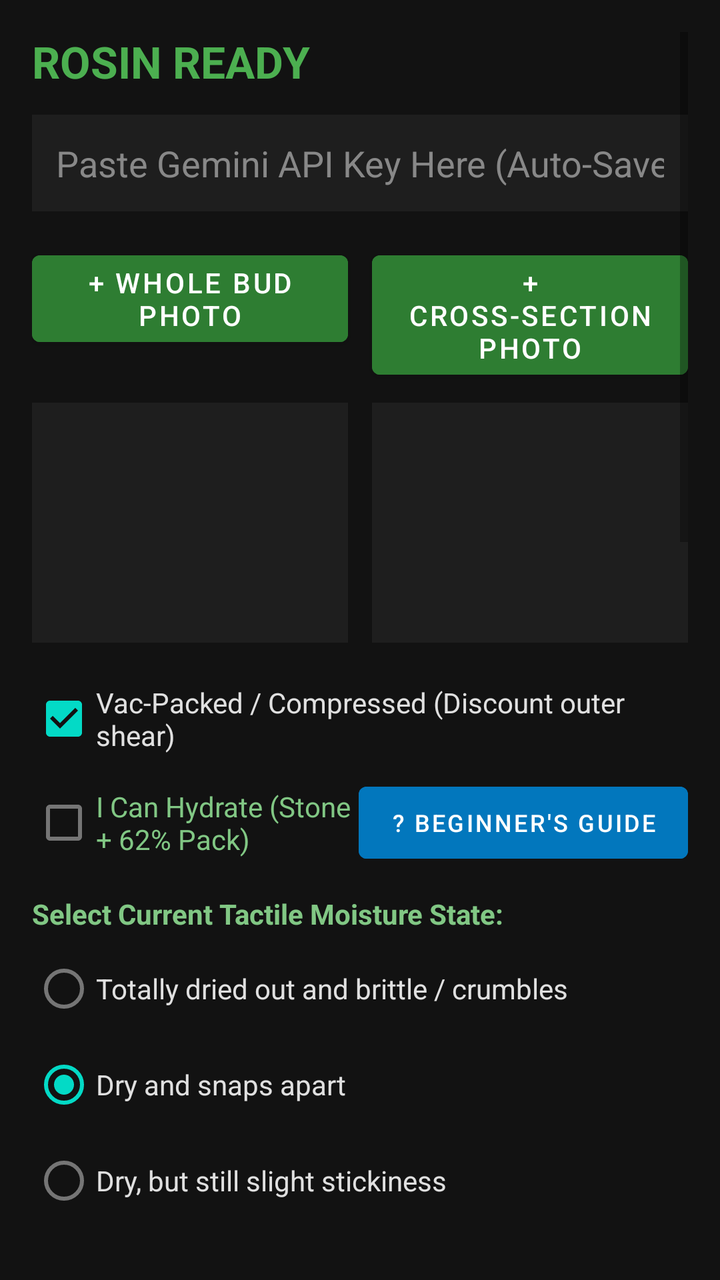
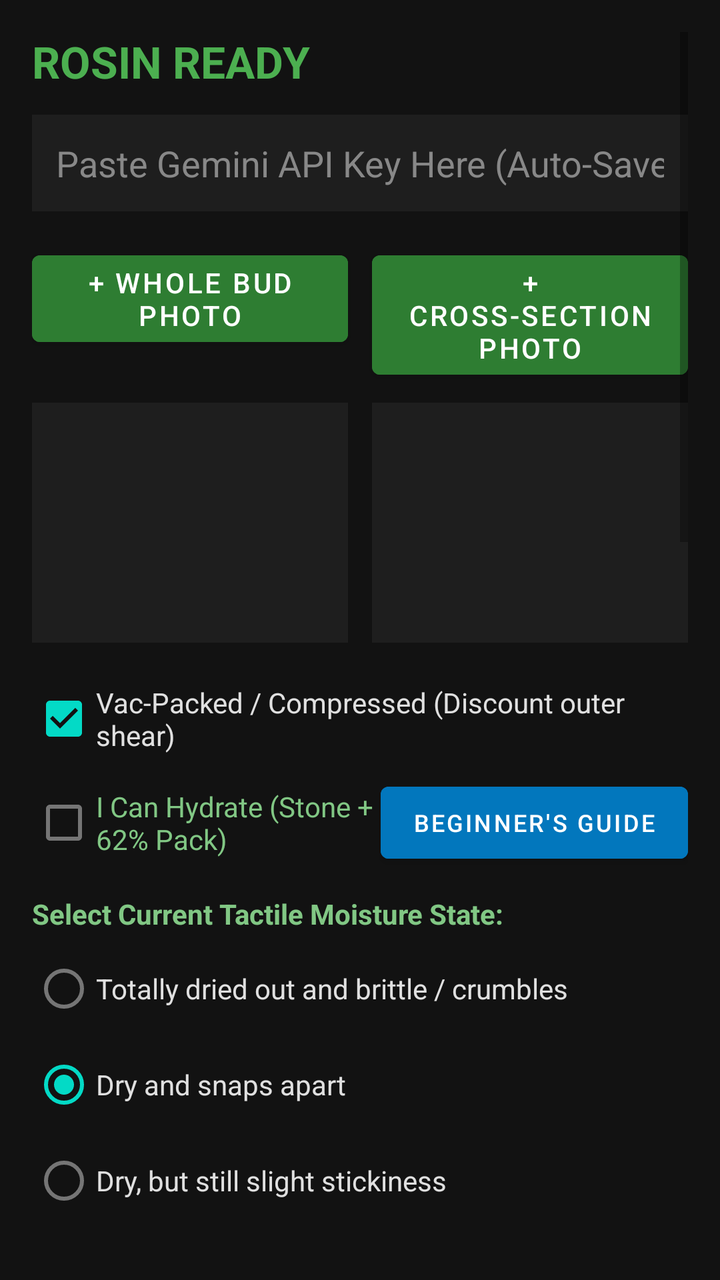

Screens rendered from an Android XML layout before and after an edit, with the pre-edit source and the edit as a unified diff.
<!-- AndroidManifest.xml: application theme Theme.MaterialComponents.DayNight.DarkActionBar -->
<!-- res/layout/activity_main.xml -->
<?xml version="1.0" encoding="utf-8"?>
<ScrollView xmlns:android="http://schemas.android.com/apk/res/android"
    android:layout_width="match_parent"
    android:layout_height="match_parent"
    android:background="#121212"
    android:padding="16dp">

    <LinearLayout
        android:layout_width="match_parent"
        android:layout_height="wrap_content"
        android:orientation="vertical">

        <TextView
            android:layout_width="match_parent"
            android:layout_height="wrap_content"
            android:text="ROSIN READY"
            android:textColor="#4CAF50"
            android:textSize="22sp"
            android:textStyle="bold"
            android:layout_marginBottom="12dp" />

        <EditText
            android:id="@+id/etApiKey"
            android:layout_width="match_parent"
            android:layout_height="wrap_content"
            android:hint="Paste Gemini API Key Here (Auto-Saved)"
            android:inputType="textPassword"
            android:textColor="#FFFFFF"
            android:textColorHint="#888888"
            android:background="#1E1E1E"
            android:padding="12dp"
            android:layout_marginBottom="16dp" />

        <LinearLayout
            android:layout_width="match_parent"
            android:layout_height="wrap_content"
            android:orientation="horizontal"
            android:weightSum="2"
            android:layout_marginBottom="8dp">

            <Button
                android:id="@+id/btnWholeBud"
                android:layout_width="0dp"
                android:layout_height="wrap_content"
                android:layout_weight="1"
                android:text="+ Whole Bud Photo"
                android:layout_marginEnd="6dp"
                android:backgroundTint="#2E7D32"
                android:textColor="#FFFFFF" />

            <Button
                android:id="@+id/btnSplitBud"
                android:layout_width="0dp"
                android:layout_height="wrap_content"
                android:layout_weight="1"
                android:text="+ Cross-Section Photo"
                android:layout_marginStart="6dp"
                android:backgroundTint="#2E7D32"
                android:textColor="#FFFFFF" />
        </LinearLayout>

        <LinearLayout
            android:layout_width="match_parent"
            android:layout_height="120dp"
            android:orientation="horizontal"
            android:weightSum="2"
            android:layout_marginBottom="14dp">

            <ImageView
                android:id="@+id/ivWholeBud"
                android:layout_width="0dp"
                android:layout_height="match_parent"
                android:layout_weight="1"
                android:layout_marginEnd="6dp"
                android:background="#1E1E1E"
                android:scaleType="centerCrop" />

            <ImageView
                android:id="@+id/ivSplitBud"
                android:layout_width="0dp"
                android:layout_height="match_parent"
                android:layout_weight="1"
                android:layout_marginStart="6dp"
                android:background="#1E1E1E"
                android:scaleType="centerCrop" />
        </LinearLayout>
        <CheckBox
            android:id="@+id/cbVacPacked"
            android:layout_width="match_parent"
            android:layout_height="wrap_content"
            android:text="Vac-Packed / Compressed (Discount outer shear)"
            android:checked="true"
            android:textColor="#E0E0E0"
            android:layout_marginBottom="4dp" />

        <LinearLayout
            android:layout_width="match_parent"
            android:layout_height="wrap_content"
            android:orientation="horizontal"
            android:gravity="center_vertical"
            android:layout_marginBottom="12dp">

            <CheckBox
                android:id="@+id/cbCanHydrate"
                android:layout_width="0dp"
                android:layout_height="wrap_content"
                android:layout_weight="1"
                android:text="I Can Hydrate (Stone + 62% Pack)"
                android:checked="false"
                android:textColor="#81C784" />

            <Button
                android:id="@+id/btnBeginnerGuide"
                android:layout_width="wrap_content"
                android:layout_height="wrap_content"
                android:text="? Beginner's Guide"
                android:textSize="12sp"
                android:backgroundTint="#0277BD"
                android:textColor="#FFFFFF" />
        </LinearLayout>

        <TextView
            android:layout_width="match_parent"
            android:layout_height="wrap_content"
            android:text="Select Current Tactile Moisture State:"
            android:textColor="#81C784"
            android:textStyle="bold"
            android:layout_marginBottom="4dp" />

        <RadioGroup
            android:id="@+id/rgMoisture"
            android:layout_width="match_parent"
            android:layout_height="wrap_content"
            android:layout_marginBottom="14dp">

            <RadioButton
                android:id="@+id/rbDry1"
                android:layout_width="match_parent"
                android:layout_height="wrap_content"
                android:text="Totally dried out and brittle / crumbles"
                android:textColor="#E0E0E0" />

            <RadioButton
                android:id="@+id/rbDry2"
                android:layout_width="match_parent"
                android:layout_height="wrap_content"
                android:text="Dry and snaps apart"
                android:checked="true"
                android:textColor="#E0E0E0" />

            <RadioButton
                android:id="@+id/rbDry3"
                android:layout_width="match_parent"
                android:layout_height="wrap_content"
                android:text="Dry, but still slight stickiness"
                android:textColor="#E0E0E0" />

            <RadioButton
                android:id="@+id/rbDry4"
                android:layout_width="match_parent"
                android:layout_height="wrap_content"
                android:text="Some sticky resin, not up to prime 62% humidity"
                android:textColor="#E0E0E0" />

            <RadioButton
                android:id="@+id/rbDry5"
                android:layout_width="match_parent"
                android:layout_height="wrap_content"
                android:text="Already at ~62% prime humidity (Springy / Stem bends and snaps)"
                android:textColor="#E0E0E0" />
        </RadioGroup>
        <TextView
            android:id="@+id/tvTerpLabel"
            android:layout_width="match_parent"
            android:layout_height="wrap_content"
            android:text="Terpene Intensity: 3.0 - Reasonable terp smell, not waking neighbours"
            android:textColor="#FFB74D"
            android:textStyle="bold" />

        <SeekBar
            android:id="@+id/sbTerps"
            android:layout_width="match_parent"
            android:layout_height="wrap_content"
            android:max="40"
            android:progress="20"
            android:layout_marginBottom="16dp" />

        <EditText
            android:id="@+id/etSmellProfile"
            android:layout_width="match_parent"
            android:layout_height="wrap_content"
            android:hint="Dominant Smell (e.g., Cheese, Gas, Citrus, Hay)"
            android:textColor="#FFFFFF"
            android:textColorHint="#888888"
            android:background="#1E1E1E"
            android:padding="12dp"
            android:layout_marginBottom="10dp" />

        <CheckBox
            android:id="@+id/cbCheckStrain"
            android:layout_width="match_parent"
            android:layout_height="wrap_content"
            android:text="Optional: Check Strain &amp; Bag Label Authenticity"
            android:checked="false"
            android:textColor="#90CAF9"
            android:layout_marginBottom="6dp" />

        <EditText
            android:id="@+id/etClaimedStrain"
            android:layout_width="match_parent"
            android:layout_height="wrap_content"
            android:hint="Claimed Strain / Bag Label (Enabled when checked above)"
            android:enabled="false"
            android:textColor="#FFFFFF"
            android:textColorHint="#666666"
            android:background="#1E1E1E"
            android:padding="12dp"
            android:layout_marginBottom="10dp" />

        <LinearLayout
            android:layout_width="match_parent"
            android:layout_height="wrap_content"
            android:orientation="horizontal"
            android:weightSum="2"
            android:layout_marginBottom="16dp">

            <EditText
                android:id="@+id/etWeight"
                android:layout_width="0dp"
                android:layout_height="wrap_content"
                android:layout_weight="1"
                android:hint="Weight (grams)"
                android:inputType="numberDecimal"
                android:textColor="#FFFFFF"
                android:textColorHint="#888888"
                android:background="#1E1E1E"
                android:padding="12dp"
                android:layout_marginEnd="6dp" />

            <EditText
                android:id="@+id/etDiameter"
                android:layout_width="0dp"
                android:layout_height="wrap_content"
                android:layout_weight="1"
                android:hint="Avg Bud Width (mm)"
                android:inputType="numberDecimal"
                android:textColor="#FFFFFF"
                android:textColorHint="#888888"
                android:background="#1E1E1E"
                android:padding="12dp"
                android:layout_marginStart="6dp" />
        </LinearLayout>
        <Button
            android:id="@+id/btnRunAssessment"
            android:layout_width="match_parent"
            android:layout_height="wrap_content"
            android:text="RUN PRESSING ASSESSMENT"
            android:textStyle="bold"
            android:textSize="16sp"
            android:backgroundTint="#388E3C"
            android:textColor="#FFFFFF"
            android:padding="14dp"
            android:layout_marginBottom="16dp" />

        <TextView
            android:id="@+id/tvResults"
            android:layout_width="match_parent"
            android:layout_height="wrap_content"
            android:background="#1E1E1E"
            android:padding="14dp"
            android:text="Load Whole Bud + Cross-Section photos and enter batch details to run assessment."
            android:textColor="#E0E0E0"
            android:textSize="14sp"
            android:lineSpacingExtra="4dp"
            android:layout_marginBottom="24dp" />

        <TextView
            android:layout_width="match_parent"
            android:layout_height="wrap_content"
            android:text="LOG ACTUAL PRESS RESULT"
            android:textColor="#64B5F6"
            android:textSize="16sp"
            android:textStyle="bold"
            android:layout_marginBottom="4dp" />

        <TextView
            android:layout_width="match_parent"
            android:layout_height="wrap_content"
            android:text="Enter your actual yields below. The engine logs and learns from your results to constantly calibrate and improve future predictions."
            android:textColor="#AAAAAA"
            android:textSize="12sp"
            android:layout_marginBottom="8dp" />

        <LinearLayout
            android:layout_width="match_parent"
            android:layout_height="wrap_content"
            android:orientation="horizontal"
            android:weightSum="2"
            android:layout_marginBottom="8dp">

            <EditText
                android:id="@+id/etVirginYield"
                android:layout_width="0dp"
                android:layout_height="wrap_content"
                android:layout_weight="1"
                android:hint="1st Press Yield (g)"
                android:inputType="numberDecimal"
                android:textColor="#FFFFFF"
                android:textColorHint="#888888"
                android:background="#1E1E1E"
                android:padding="10dp"
                android:layout_marginEnd="6dp" />

            <EditText
                android:id="@+id/etSecondYield"
                android:layout_width="0dp"
                android:layout_height="wrap_content"
                android:layout_weight="1"
                android:hint="2nd Press Yield (g)"
                android:inputType="numberDecimal"
                android:textColor="#FFFFFF"
                android:textColorHint="#888888"
                android:background="#1E1E1E"
                android:padding="10dp"
                android:layout_marginStart="6dp" />
        </LinearLayout>

        <EditText
            android:id="@+id/etActualColor"
            android:layout_width="match_parent"
            android:layout_height="wrap_content"
            android:hint="Actual Color &amp; Quality (e.g., Clean Golden, Amber, Dark)"
            android:textColor="#FFFFFF"
            android:textColorHint="#888888"
            android:background="#1E1E1E"
            android:padding="10dp"
            android:layout_marginBottom="10dp" />

        <Button
            android:id="@+id/btnLogOutcome"
            android:layout_width="match_parent"
            android:layout_height="wrap_content"
            android:text="SAVE OUTCOME TO ENGINE MEMORY"
            android:backgroundTint="#1976D2"
            android:textColor="#FFFFFF"
            android:layout_marginBottom="32dp" />

    </LinearLayout>
</ScrollView>
<!-- resources referenced by this layout -->
<resources>

</resources>

<!-- the commit's change to res/layout/activity_main.xml (unified diff, before → after) -->
@@ -113,7 +113,7 @@
                 android:id="@+id/btnBeginnerGuide"
                 android:layout_width="wrap_content"
                 android:layout_height="wrap_content"
-                android:text="? Beginner's Guide"
+                android:text="Beginner's Guide"
                 android:textSize="12sp"
                 android:backgroundTint="#0277BD"
                 android:textColor="#FFFFFF" />
